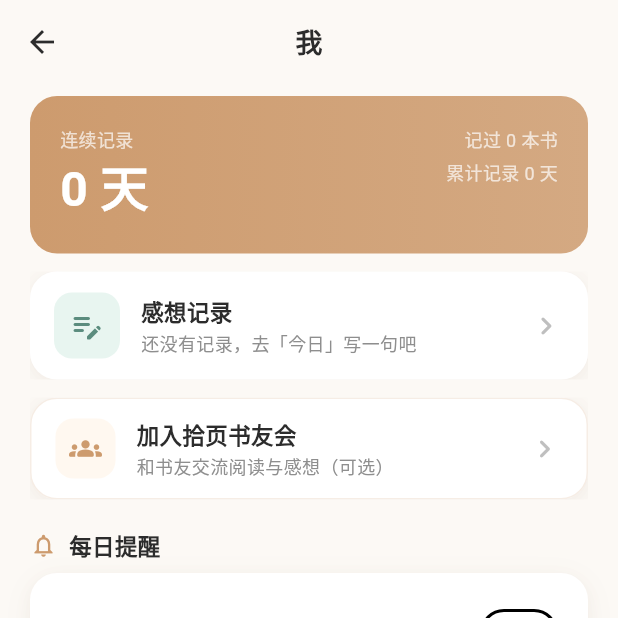
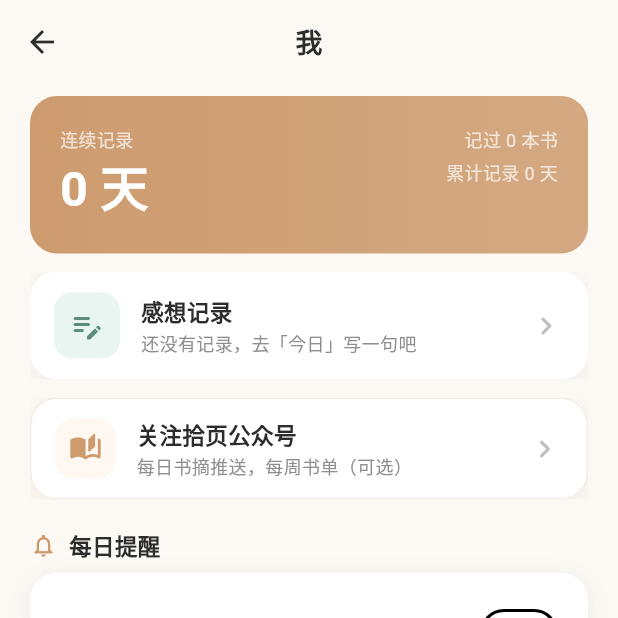
Before and after one commit to Lotus1717/daily-page-app, a Flutter app: the ProfilePage screen opened directly, on a phone screen of 412 x 824 dp, the top half of it. Run offline on Flutter 3.47's test engine with Material 3 defaults, Android fonts, the phone set to English and light mode, and no system bars; our stand-ins replace flutter_local_notifications, in_app_review, share_plus, shared_preferences, timezone; accounts and stored records are empty; network calls fail.

Commit message:
将书友会入口改为读书公众号，更新二维码与远程配置。
同步 App 文案、隐私说明与运营文档，二维码改用 community-qr.jpg 由 GitHub Pages 发布。

Co-authored-by: Cursor <cursoragent@cursor.com>

```diff
--- a/docs/community.json
+++ b/docs/community.json
@@ -1,8 +1,8 @@
 {
   "enabled": true,
-  "title": "拾页 · 书友会",
-  "subtitle": "和书友一起每日读一页、聊感想",
-  "highlights": ["每周阅读话题", "共读交流", "可选加入"],
-  "qr_image_url": "https://lotus1717.github.io/daily-page-app/images/community-qr.png",
-  "hint": "长按或截图保存，打开微信扫一扫加入"
+  "title": "拾页 · 读书公众号",
+  "subtitle": "安静订阅，分享好书与阅读感悟",
+  "highlights": ["好书推荐", "阅读感悟", "书摘灵感"],
+  "qr_image_url": "https://lotus1717.github.io/daily-page-app/images/community-qr.jpg",
+  "hint": "长按或截图保存，微信扫码关注公众号"
 }
--- a/lib/models/community_config.dart
+++ b/lib/models/community_config.dart
@@ -20,8 +20,8 @@ class CommunityConfig {
     final highlightsRaw = json['highlights'];
     return CommunityConfig(
       enabled: json['enabled'] as bool? ?? true,
-      title: json['title'] as String? ?? '拾页 · 书友会',
-      subtitle: json['subtitle'] as String? ?? '和书友一起每日读一页',
+      title: json['title'] as String? ?? '拾页 · 读书公众号',
+      subtitle: json['subtitle'] as String? ?? '安静订阅，分享好书与阅读感悟',
       qrImageUrl: json['qr_image_url'] as String? ?? '',
       highlights: highlightsRaw is List
           ? highlightsRaw.map((e) => e.toString()).toList()
@@ -32,10 +32,10 @@ class CommunityConfig {
 
   static const fallback = CommunityConfig(
     enabled: true,
-    title: '拾页 · 书友会',
-    subtitle: '和书友一起每日读一页、聊感想',
+    title: '拾页 · 读书公众号',
+    subtitle: '安静订阅，分享好书与阅读感悟',
     qrImageUrl: '',
-    highlights: ['每周阅读话题', '共读交流', '可选加入'],
-    hint: '截图后打开微信扫一扫加入',
+    highlights: ['好书推荐', '阅读感悟', '书摘灵感'],
+    hint: '截图后微信扫码关注公众号',
   );
 }
--- a/lib/screens/profile_page.dart
+++ b/lib/screens/profile_page.dart
@@ -103,7 +103,7 @@ class _CommunityEntry extends StatelessWidget {
                     color: AppTheme.accentBg,
                     borderRadius: BorderRadius.circular(12),
                   ),
-                  child: const Icon(Icons.groups_rounded,
+                  child: const Icon(Icons.auto_stories_rounded,
                       size: 22, color: AppTheme.accent),
                 ),
                 const SizedBox(width: 14),
@@ -111,11 +111,11 @@ class _CommunityEntry extends StatelessWidget {
                   child: Column(
                     crossAxisAlignment: CrossAxisAlignment.start,
                     children: [
-                      Text('加入拾页书友会',
+                      Text('关注拾页公众号',
                           style: TextStyle(
                               fontSize: 15, fontWeight: FontWeight.w600)),
                       SizedBox(height: 2),
-                      Text('和书友交流阅读与感想（可选）',
+                      Text('每日书摘推送，每周书单（可选）',
                           style: TextStyle(
                               fontSize: 12, color: AppTheme.textMuted)),
                     ],
--- a/lib/widgets/community_group_sheet.dart
+++ b/lib/widgets/community_group_sheet.dart
@@ -123,7 +123,7 @@ class _CommunityGroupSheetState extends State<_CommunityGroupSheet> {
                   _QrImage(url: config.qrImageUrl),
                   const SizedBox(height: 12),
                   Text(
-                    config.hint ?? '截图后打开微信扫一扫加入',
+                    config.hint ?? '截图后微信扫码关注公众号',
                     textAlign: TextAlign.center,
                     style: const TextStyle(
                       fontSize: 12,
@@ -132,7 +132,7 @@ class _CommunityGroupSheetState extends State<_CommunityGroupSheet> {
                   ),
                   const SizedBox(height: 8),
                   const Text(
-                    '书友会为可选交流社群，需自行扫码加入；App 不读取您的微信信息。',
+                    '公众号为可选内容订阅，需自行扫码关注；App 不读取您的微信信息。',
                     textAlign: TextAlign.center,
                     style: TextStyle(
                       fontSize: 11,
```
Also changed, not shown: docs/images/community-qr.jpg (added), docs/images/community-qr.png (deleted), 7 other files.
